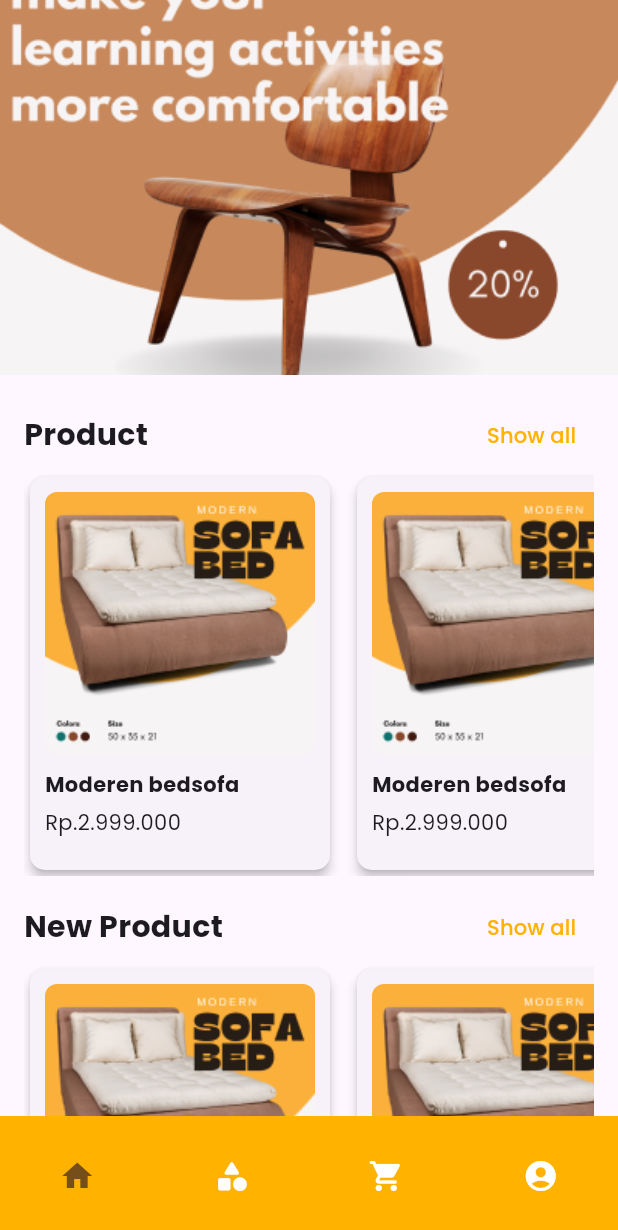
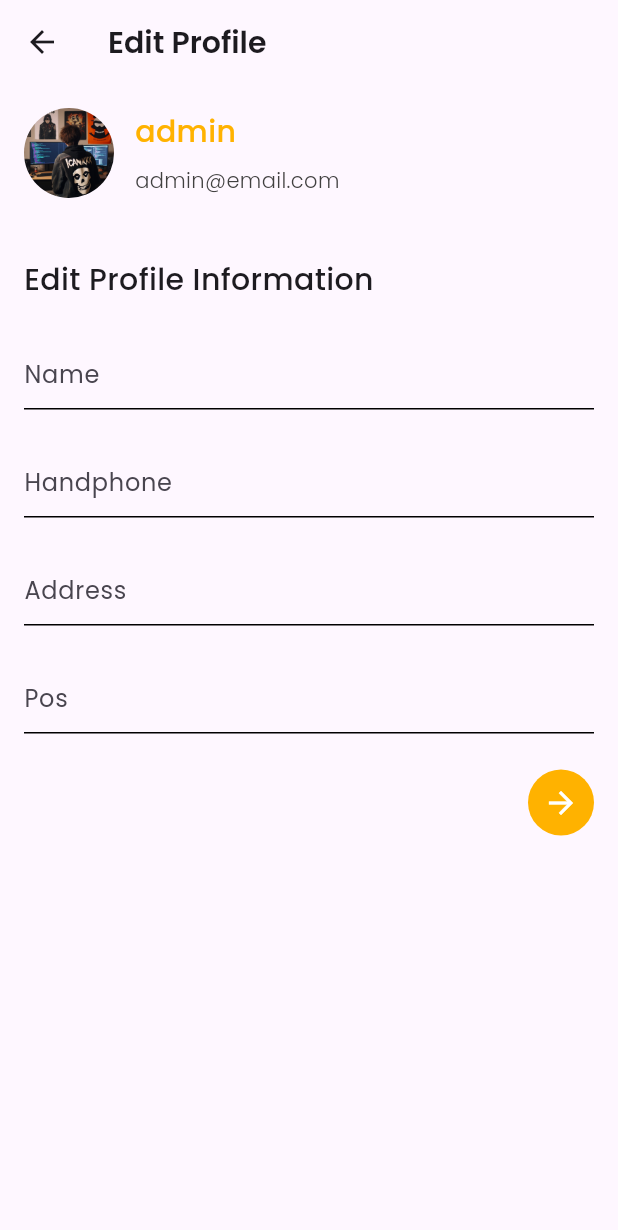
Before and after one commit to fauz2323/woodman_fe, a Flutter app: the screen it shows after launch, on a phone screen of 412 x 824 dp. Shown: the top 1230 px of the screen. Run offline on Flutter 3.47's test engine with Material 3 defaults, Android fonts, the light colour scheme and no system bars; drawn by our look-alikes of carousel_slider; our stand-ins replace bloc, flutter_bloc, freezed_annotation, google_fonts.

Commit message:
Add edit profile feature with state management and routing

```diff
--- /dev/null
+++ b/devtools_options.yaml
@@ -0,0 +1,3 @@
+description: This file stores settings for Dart & Flutter DevTools.
+documentation: https://docs.flutter.dev/tools/devtools/extensions#configure-extension-enablement-states
+extensions:
--- a/lib/helper/route_helper.dart
+++ b/lib/helper/route_helper.dart
@@ -1,4 +1,5 @@
 import 'package:flutter/material.dart';
+import 'package:woodman_project_fe/main/view/pages/edit_profile/edit_profile_view.dart';
 import 'package:woodman_project_fe/main/view/pages/home/home_view.dart';
 import 'package:woodman_project_fe/main/view/pages/product_detail/product_detail_view.dart';
 
@@ -13,5 +14,6 @@ class RouteHelper {
     '/register': (context) => const RegisterView(),
     '/home': (context) => const HomeView(),
     '/detail_product': (context) => const ProductDetailView(), // tempporary
+    '/edit_profile': (context) => EditProfileView(),
   };
 }
--- a/lib/main.dart
+++ b/lib/main.dart
@@ -20,7 +20,7 @@ class MyApp extends StatelessWidget {
         textTheme: GoogleFonts.poppinsTextTheme(),
       ),
       routes: RouteHelper.routes,
-      initialRoute: '/home',
+      initialRoute: '/edit_profile',
     );
   }
 }
--- /dev/null
+++ b/lib/main/view/pages/edit_profile/cubit/edit_profile_cubit.dart
@@ -0,0 +1,10 @@
+import 'package:bloc/bloc.dart';
+import 'package:flutter/src/widgets/basic.dart';
+import 'package:freezed_annotation/freezed_annotation.dart';
+
+part 'edit_profile_state.dart';
+part 'edit_profile_cubit.freezed.dart';
+
+class EditProfileCubit extends Cubit<EditProfileState> {
+  EditProfileCubit() : super(const EditProfileState.initial());
+}
--- /dev/null
+++ b/lib/main/view/pages/edit_profile/cubit/edit_profile_state.dart
@@ -0,0 +1,9 @@
+part of 'edit_profile_cubit.dart';
+
+@freezed
+class EditProfileState with _$EditProfileState {
+  const factory EditProfileState.initial() = _Initial;
+  const factory EditProfileState.loading() = _Loading;
+  const factory EditProfileState.success() = _Success;
+  const factory EditProfileState.error(String message) = _Error;
+}
--- /dev/null
+++ b/lib/main/view/pages/edit_profile/edit_profile_view.dart
@@ -0,0 +1,120 @@
+import 'package:flutter/material.dart';
+import 'package:flutter_bloc/flutter_bloc.dart';
+import 'package:google_fonts/google_fonts.dart';
+import 'package:woodman_project_fe/helper/constants.dart';
+import 'package:woodman_project_fe/main/view/pages/edit_profile/cubit/edit_profile_cubit.dart';
+import 'package:woodman_project_fe/main/view/widged/my_circular_button_widget.dart';
+import 'package:woodman_project_fe/main/view/widged/my_profile_info_widget.dart';
+import 'package:woodman_project_fe/main/view/widged/my_text_field_widget.dart';
+
+class EditProfileView extends StatelessWidget {
+  EditProfileView({super.key});
+  final TextEditingController nameController = TextEditingController();
+  final TextEditingController numberController = TextEditingController();
+  final TextEditingController addressController = TextEditingController();
+  final TextEditingController posController = TextEditingController();
+
+  @override
+  @override
+  Widget build(BuildContext context) {
+    return BlocProvider(
+      create: (context) => EditProfileCubit(),
+      child: Builder(
+        builder: (context) => _build(context),
+      ),
+    );
+  }
+
+  Widget _build(BuildContext context) {
+    return Scaffold(
+      appBar: AppBar(
+        automaticallyImplyLeading: true,
+        title: Text(
+          'Edit Profile',
+          style: GoogleFonts.poppins(
+            fontSize: 20,
+            fontWeight: FontWeight.w600,
+          ),
+        ),
+      ),
+      body: BlocConsumer<EditProfileCubit, EditProfileState>(
+        listener: (context, state) {},
+        builder: (context, state) {
+          return state.maybeWhen(
+            initial: () => _loaded(context),
+            loading: () => const Center(
+              child: CircularProgressIndicator(),
+            ),
+            error: (message) => Center(
+              child: Text(message),
+            ),
+            orElse: () => const SizedBox(),
+          );
+        },
+      ),
+    );
+  }
+
+  Widget _loaded(BuildContext context) {
+    return Padding(
+      padding: AppPadding.defaultPadding,
+      child: Column(
+        crossAxisAlignment: CrossAxisAlignment.start,
+        children: [
+          // profile info
+          const ProfileInfoWidget(
+            username: 'admin',
+            email: 'admin@email.com',
+            avatarPath: 'asset/images/profile.jpg',
+          ),
+          const SizedBox(height: 40),
+          Text(
+            'Edit Profile Information',
+            style: GoogleFonts.poppins(
+              fontSize: 20,
+              fontWeight: FontWeight.w500,
+            ),
+          ),
+          const SizedBox(height: 24),
+          // form
+          // name
+          MyTextFieldWidget(
+            controller: nameController,
+            hintText: 'Name',
+            isPassword: false,
+          ),
+          const SizedBox(height: 24),
+          // number
+          MyTextFieldWidget(
+            controller: numberController,
+            hintText: 'Handphone',
+            isPassword: false,
+          ),
+          const SizedBox(height: 24),
+          // number
+          MyTextFieldWidget(
+            controller: addressController,
+            hintText: 'Address',
+            isPassword: false,
+          ),
+          const SizedBox(height: 24),
+          // number
+          MyTextFieldWidget(
+            controller: posController,
+            hintText: 'Pos',
+            isPassword: false,
+          ),
+          const SizedBox(height: 24),
+          // button
+          Align(
+            alignment: Alignment.centerRight,
+            child: MyCircularButtonWidget(
+              onTap: () {},
+              icon: Icons.arrow_forward,
+            ),
+          ),
+        ],
+      ),
+    );
+  }
+}
```
Also changed, not shown: lib/main/view/pages/edit_profile/cubit/edit_profile_cubit.freezed.dart (added), pubspec.lock.
